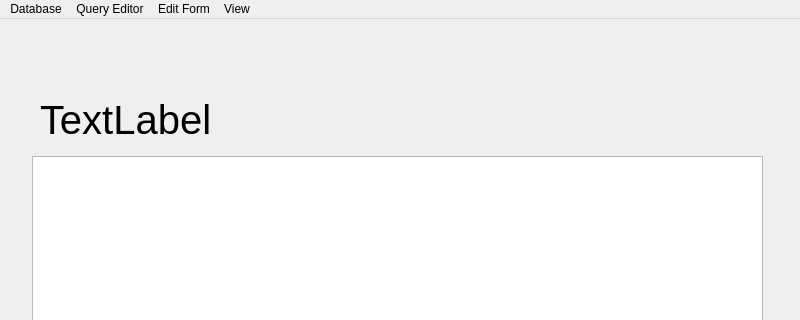
YarBez12/Advertisement-Agency1, file TablesWindow.ui: the form before one commit; both pictures show x 0 to 800 and y 0 to 320 of the 800 by 793 pixel window.
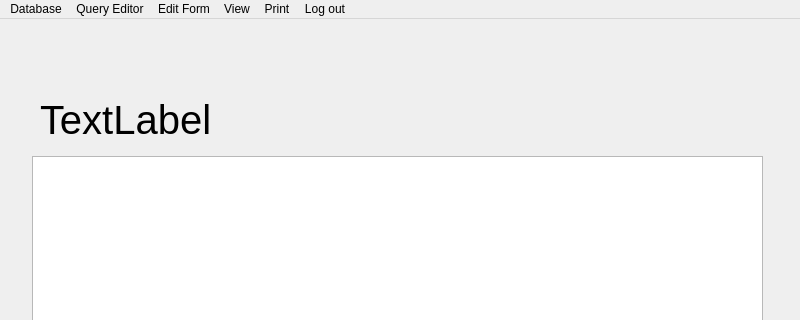
The form after the commit.

Commit message: Added window from Client view

Diff of the .ui file:
```diff
--- a/TablesWindow.ui
+++ b/TablesWindow.ui
@@ -288,10 +288,24 @@
     </property>
     <addaction name="actionCampaignAndAdvertisements"/>
    </widget>
+   <widget class="QMenu" name="menuPrint">
+    <property name="title">
+     <string>Print</string>
+    </property>
+    <addaction name="actionCampaignsPlatforms"/>
+   </widget>
+   <widget class="QMenu" name="menuLog_out">
+    <property name="title">
+     <string>Log out</string>
+    </property>
+    <addaction name="actionLogout"/>
+   </widget>
    <addaction name="menuDatabase"/>
    <addaction name="menuQuery_Editor"/>
    <addaction name="menuEdit_Form"/>
    <addaction name="menuView"/>
+   <addaction name="menuPrint"/>
+   <addaction name="menuLog_out"/>
   </widget>
   <widget class="QStatusBar" name="statusbar"/>
   <action name="actionGoClients">
```
Left out of the diff: 10 changed lines with no effect on the pictures. The commit also changes 4 other files.
